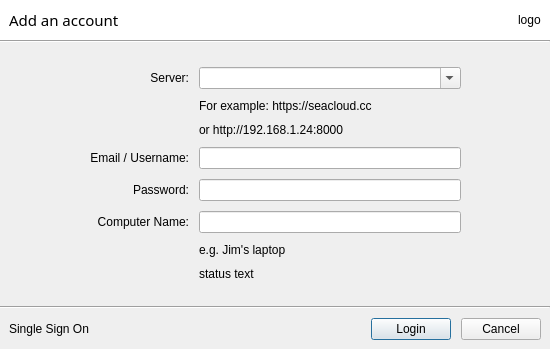
Above: ui/login-dialog.ui from haiwen/seafile-client before the change. Below: the same form after it.
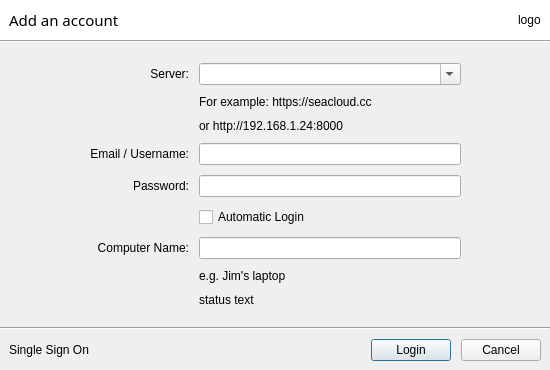
That is the form after the change.

Commit message: Added auto login feature.

```diff
--- a/ui/login-dialog.ui
+++ b/ui/login-dialog.ui
@@ -116,6 +116,12 @@
      </item>
      <item>
       <layout class="QGridLayout" name="gridLayout">
+       <property name="topMargin">
+        <number>20</number>
+       </property>
+       <property name="bottomMargin">
+        <number>20</number>
+       </property>
        <property name="spacing">
         <number>10</number>
        </property>
@@ -137,6 +143,8 @@
         </widget>
        </item>
        <item row="1" column="1">
+        <layout class="QVBoxLayout" name="serverNoteLayout">
+         <item>
         <widget class="QLabel" name="hint">
          <property name="lineWidth">
           <number>1</number>
@@ -155,7 +163,19 @@
          </property>
         </widget>
        </item>
-       <item row="2" column="1">
+         <item>
+          <spacer name="verticalSpacer2">
+           <property name="orientation">
+            <enum>Qt::Vertical</enum>
+           </property>
+           <property name="sizeHint" stdset="0">
+            <size>
+             <height>-4</height>
+            </size>
+           </property>
+          </spacer>
+         </item>
+         <item>
         <widget class="QLabel" name="hint_2">
          <property name="enabled">
           <bool>true</bool>
@@ -168,7 +188,21 @@
          </property>
         </widget>
        </item>
-       <item row="3" column="0">
+         <item>
+          <spacer name="verticalSpacer3">
+           <property name="orientation">
+            <enum>Qt::Vertical</enum>
+           </property>
+           <property name="sizeHint" stdset="0">
+            <size>
+             <height>4</height>
+            </size>
+           </property>
+          </spacer>
+         </item>
+        </layout>
+       </item>
+       <item row="2" column="0">
         <widget class="QLabel" name="label_2">
          <property name="text">
           <string>Email / Username:</string>
@@ -178,10 +212,10 @@
          </property>
         </widget>
        </item>
-       <item row="3" column="1">
+       <item row="2" column="1">
         <widget class="QLineEdit" name="mUsername"/>
        </item>
-       <item row="4" column="0">
+       <item row="3" column="0">
         <widget class="QLabel" name="label_3">
          <property name="text">
           <string>Password:</string>
@@ -191,13 +225,48 @@
          </property>
         </widget>
        </item>
-       <item row="4" column="1">
+       <item row="3" column="1">
         <widget class="QLineEdit" name="mPassword">
          <property name="echoMode">
           <enum>QLineEdit::Password</enum>
          </property>
         </widget>
        </item>
+       <item row="4" column="1">
+        <layout class="QVBoxLayout" name="automaticLoginLayout">
+         <item>
+          <spacer name="verticalSpacer4">
+           <property name="orientation">
+            <enum>Qt::Vertical</enum>
+           </property>
+           <property name="sizeHint" stdset="0">
+            <size>
+             <height>-4</height>
+            </size>
+           </property>
+          </spacer>
+         </item>
+         <item>
+          <widget class="QCheckBox" name="mAutomaticLogin">
+           <property name="text">
+            <string>Automatic Login</string>
+           </property>
+          </widget>
+         </item>
+         <item>
+          <spacer name="verticalSpacer5">
+           <property name="orientation">
+            <enum>Qt::Vertical</enum>
+           </property>
+           <property name="sizeHint" stdset="0">
+            <size>
+             <height>4</height>
+            </size>
+           </property>
+          </spacer>
+         </item>
+        </layout>
+       </item>
        <item row="5" column="0">
         <widget class="QLabel" name="label_5">
          <property name="text">
```
Left out of the diff: 6 changed lines with no effect on the pictures. Lines whose indentation alone changed are shown as unchanged. The commit also changes 8 other files.
